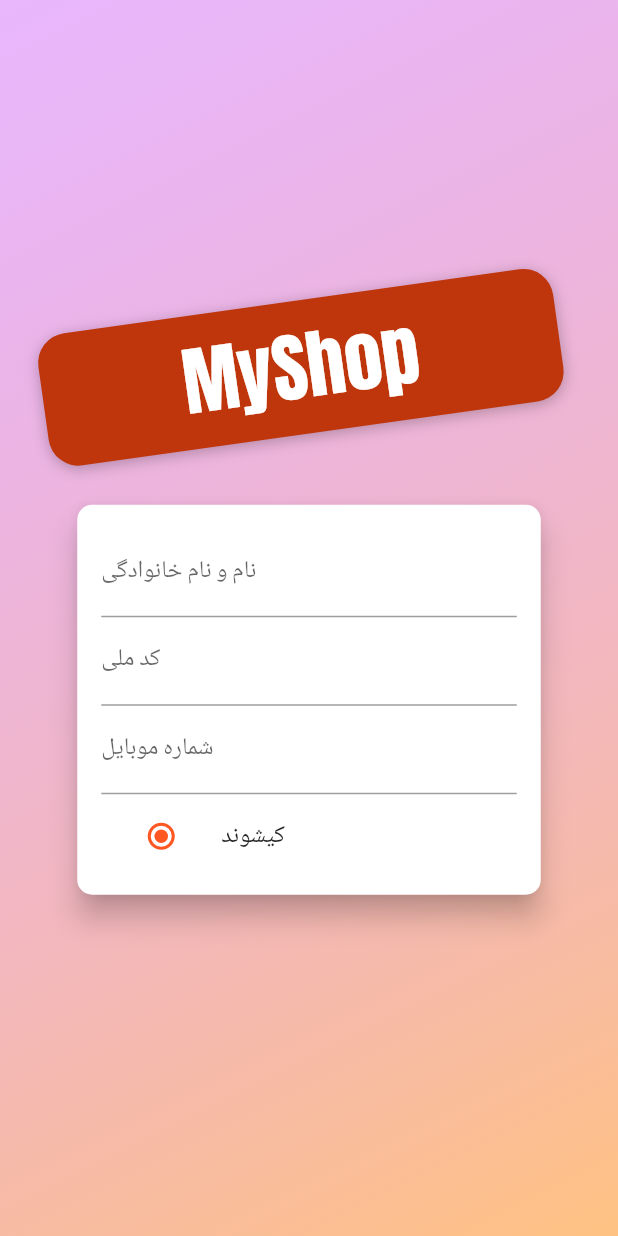
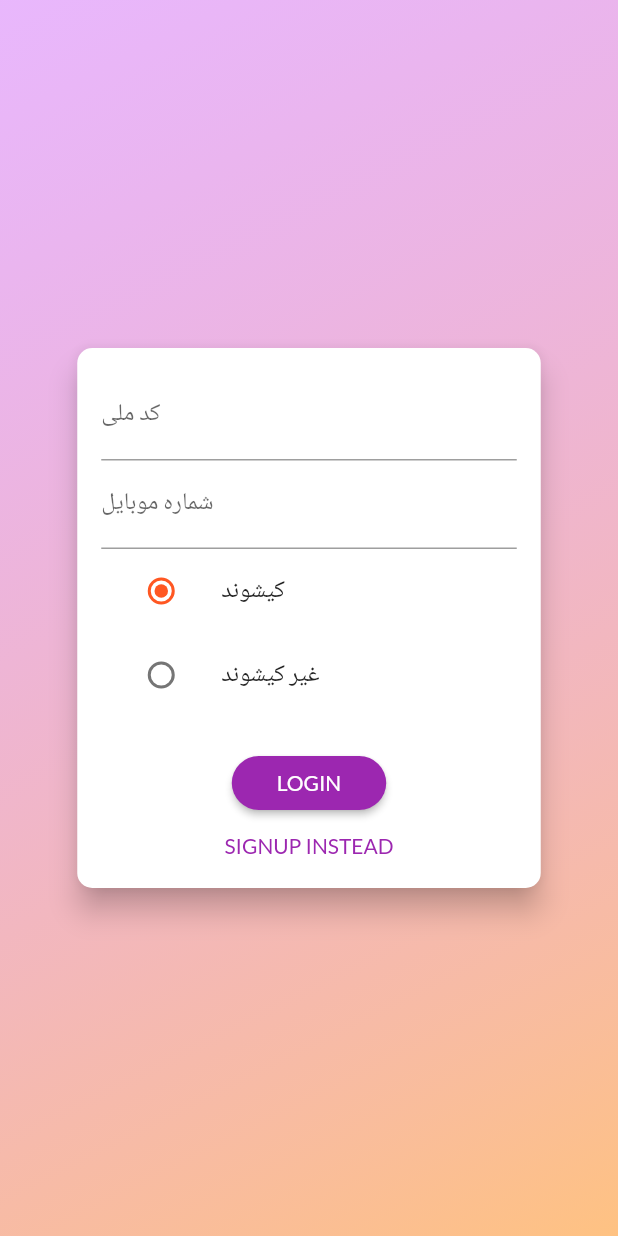
Before and after one commit to hossein-khanmirzaei/lottery, a Flutter app: the screen it shows after launch, on a phone screen of 412 x 824 dp. Run offline on Flutter 3.47's test engine with Material 2 defaults, Android fonts, the phone set to English and light mode, and no system bars.

Commit message:
(98-06-20 14:00 PM)

```diff
--- a/lib/main.dart
+++ b/lib/main.dart
@@ -34,13 +34,15 @@ class MyApp extends StatelessWidget {
         //   value: Orders(),
         // ),
       ],
-      child: MaterialApp(
+      child: Consumer<Auth>(
+        builder: (ctx, auth, _) => MaterialApp(
             title: 'MyShop',
             theme: ThemeData(
               primarySwatch: Colors.purple,
               accentColor: Colors.deepOrange,
               fontFamily: 'Lato',
             ),
+            //home: auth.isAuth ? ProductsOverviewScreen() : AuthScreen(),
             home: AuthScreen(),
             routes: {
               // ProductDetailScreen.routeName: (ctx) => ProductDetailScreen(),
@@ -49,6 +51,7 @@ class MyApp extends StatelessWidget {
               // UserProductsScreen.routeName: (ctx) => UserProductsScreen(),
               // EditProductScreen.routeName: (ctx) => EditProductScreen(),
             }),
+      ),
     );
   }
 }
--- a/lib/screens/auth_screen.dart
+++ b/lib/screens/auth_screen.dart
@@ -41,36 +41,6 @@ class AuthScreen extends StatelessWidget {
                 crossAxisAlignment: CrossAxisAlignment.center,
                 children: <Widget>[
                   Flexible(
-                    child: Container(
-                      margin: EdgeInsets.only(bottom: 20.0),
-                      padding:
-                          EdgeInsets.symmetric(vertical: 8.0, horizontal: 94.0),
-                      transform: Matrix4.rotationZ(-8 * pi / 180)
-                        ..translate(-10.0),
-                      // ..translate(-10.0),
-                      decoration: BoxDecoration(
-                        borderRadius: BorderRadius.circular(20),
-                        color: Colors.deepOrange.shade900,
-                        boxShadow: [
-                          BoxShadow(
-                            blurRadius: 8,
-                            color: Colors.black26,
-                            offset: Offset(0, 2),
-                          )
-                        ],
-                      ),
-                      child: Text(
-                        'MyShop',
-                        style: TextStyle(
-                          color: Theme.of(context).accentTextTheme.title.color,
-                          fontSize: 50,
-                          fontFamily: 'Anton',
-                          fontWeight: FontWeight.normal,
-                        ),
-                      ),
-                    ),
-                  ),
-                  Flexible(
                     flex: deviceSize.width > 600 ? 2 : 1,
                     child: AuthCard(),
                   ),
@@ -84,6 +54,8 @@ class AuthScreen extends StatelessWidget {
   }
 }
 
+enum ResidenceType { Kishvand, NotKishvand }
+
 class AuthCard extends StatefulWidget {
   const AuthCard({
     Key key,
@@ -92,8 +64,6 @@ class AuthCard extends StatefulWidget {
   @override
   _AuthCardState createState() => _AuthCardState();
 }
-
-enum ResidenceType { Kishvand, NotKishvand }
 
 class _AuthCardState extends State<AuthCard> {
   final GlobalKey<FormState> _formKey = GlobalKey();
@@ -142,12 +112,19 @@ class _AuthCardState extends State<AuthCard> {
           _authData['Mobile_No'],
         );
       } else {
-        await Provider.of<Auth>(context, listen: false).signup(
+        await Provider.of<Auth>(context, listen: false)
+            .signup(
           _authData['Full_Name'],
           _authData['National_ID'],
           _authData['Mobile_No'],
           _authData['Residence_Type'],
+        )
+            .then((_) async {
+          await Provider.of<Auth>(context, listen: false).login(
+            _authData['National_ID'],
+            _authData['Mobile_No'],
           );
+        });
       }
     } on HttpException catch (error) {
       _showErrorDialog(error.toString());
@@ -183,7 +160,7 @@ class _AuthCardState extends State<AuthCard> {
       child: Container(
         height: _authMode == AuthMode.Signup ? 320 : 260,
         constraints:
-            BoxConstraints(minHeight: _authMode == AuthMode.Signup ? 320 : 260),
+            BoxConstraints(minHeight: _authMode == AuthMode.Signup ? 420 : 360),
         width: deviceSize.width * 0.75,
         padding: EdgeInsets.all(16.0),
         child: Form(
@@ -191,8 +168,10 @@ class _AuthCardState extends State<AuthCard> {
           child: SingleChildScrollView(
             child: Column(
               children: <Widget>[
+                if (_authMode == AuthMode.Signup)
                   TextFormField(
-                  decoration: InputDecoration(labelText: 'نام و نام خانوادگی'),
+                    decoration:
+                        InputDecoration(labelText: 'نام و نام خانوادگی'),
                     keyboardType: TextInputType.text,
                     validator: (value) {
                       if (value.isEmpty) {
@@ -228,19 +207,6 @@ class _AuthCardState extends State<AuthCard> {
                     _authData['Mobile_No'] = value;
                   },
                 ),
-                // if (_authMode == AuthMode.Signup)
-                //   TextFormField(
-                //     enabled: _authMode == AuthMode.Signup,
-                //     decoration: InputDecoration(labelText: 'Confirm Password'),
-                //     obscureText: true,
-                //     validator: _authMode == AuthMode.Signup
-                //         ? (value) {
-                //             if (value != _passwordController.text) {
-                //               return 'Passwords do not match!';
-                //             }
-                //           }
-                //         : null,
-                //   ),
                 ListTile(
                   title: const Text('کیشوند'),
                   leading: Radio(
```
Also changed, not shown: lib/providers/auth_provider.dart (+60 -4 lines), pubspec.lock, 1 other file. Lines whose indentation alone changed are shown as unchanged.
